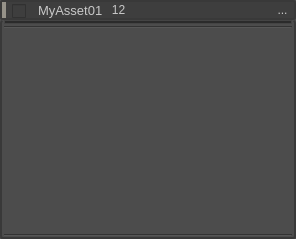
This is library/ui/asset_delegate.ui in swillisart/Relic as Qt 5 draws it before an edit. The edited form follows.
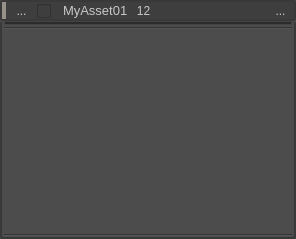
This is the edited form. Icons and pictures are not drawn.

Patch:
```diff
--- a/library/ui/asset_delegate.ui
+++ b/library/ui/asset_delegate.ui
@@ -228,6 +228,26 @@
         <property name="bottomMargin">
          <number>0</number>
         </property>
+        <item>
+         <widget class="QToolButton" name="categoryIcon">
+          <property name="styleSheet">
+           <string notr="true">border: none;</string>
+          </property>
+          <property name="text">
+           <string>...</string>
+          </property>
+          <property name="icon">
+           <iconset resource="../../resources.qrc">
+            <normaloff>:/resources/categories/shading.svg</normaloff>:/resources/categories/shading.svg</iconset>
+          </property>
+          <property name="iconSize">
+           <size>
+            <width>18</width>
+            <height>18</height>
+           </size>
+          </property>
+         </widget>
+        </item>
         <item>
          <widget class="QCheckBox" name="checkBox">
           <property name="sizePolicy">
@@ -326,8 +346,7 @@
          <string>Asset Type</string>
         </property>
         <property name="styleSheet">
-         <string notr="true">padding: -2px;
-border: none;
+         <string notr="true">border: none;
 margin-right: 4px;</string>
         </property>
         <property name="text">
```
Left out of the diff: 21 changed lines with no effect on the pictures.
